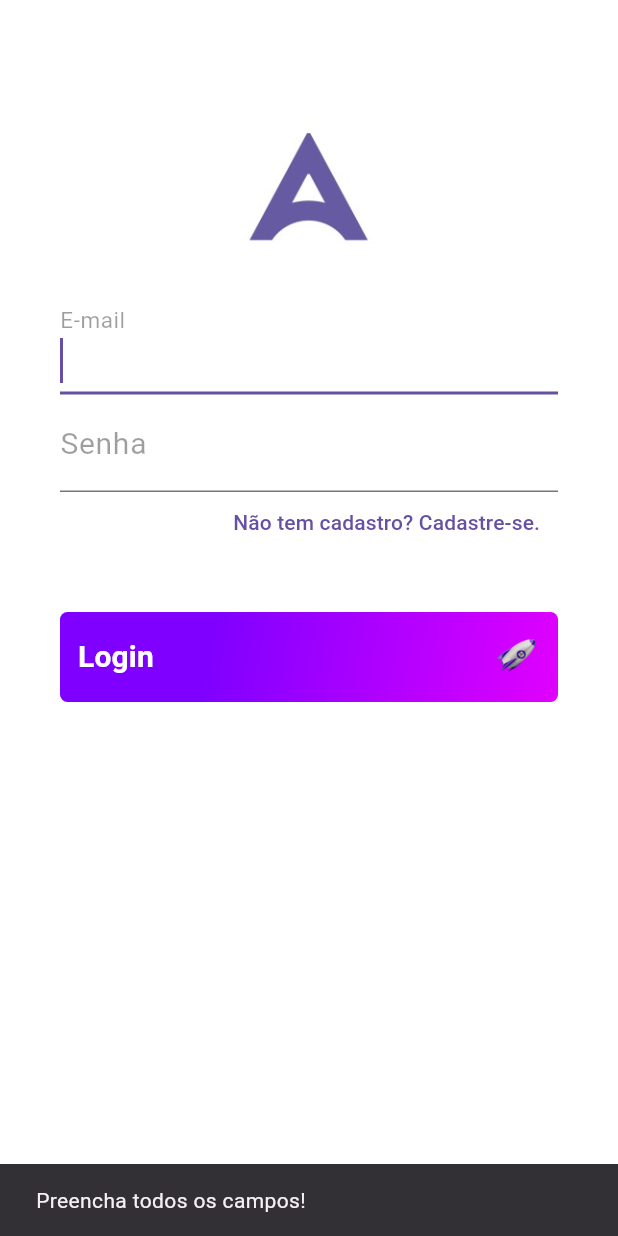
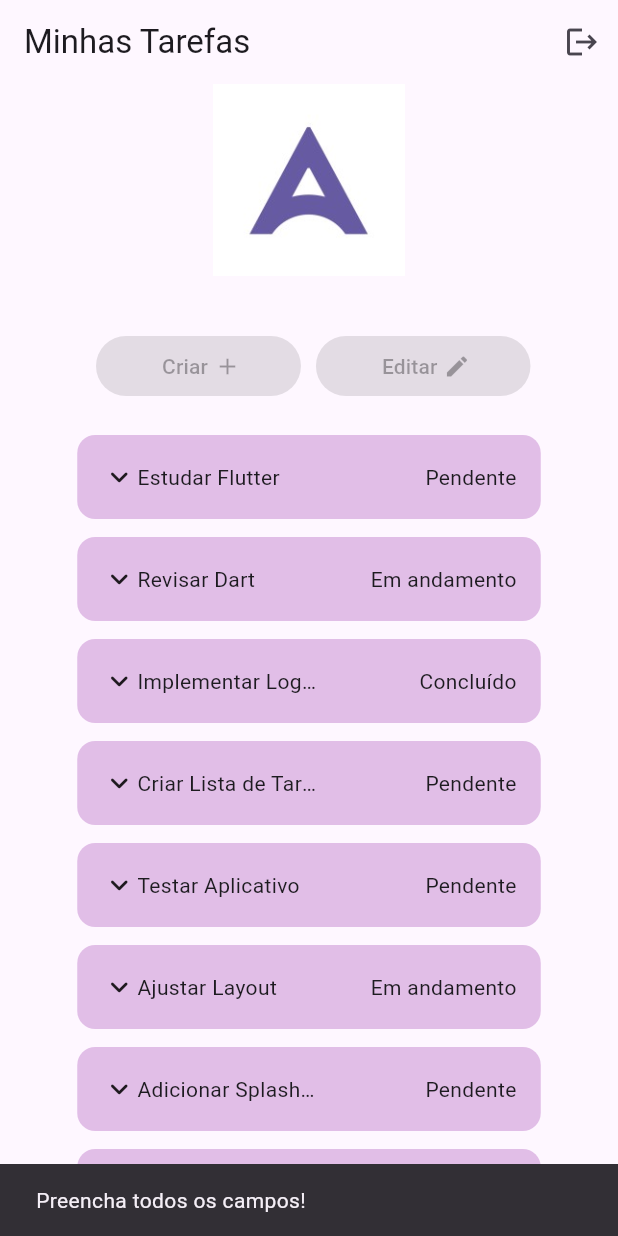
Before and after one commit to hitalloazevedo/bootcamp-atria-mobile, a Flutter app: the screen it shows after launch, after a tap on "Login", on a phone screen of 412 x 824 dp. Run offline on Flutter 3.47's test engine with Material 3 defaults, Android fonts, the phone set to English and light mode, and no system bars.

Commit message:
Começando tela inicial e alterando Login para redirecionar diretamente para a tela inicial para realizar testes

```diff
--- /dev/null
+++ b/lib/inicio.dart
@@ -0,0 +1,232 @@
+import 'package:flutter/material.dart';
+
+const List<Map<String, dynamic>> tarefas = [
+  {
+    "nome": "Estudar Flutter",
+    "dataCriacao": "2024-06-01",
+    "descricao": "Ler a documentação oficial do Flutter.",
+    "status": "Pendente",
+  },
+  {
+    "nome": "Revisar Dart",
+    "dataCriacao": "2024-06-02",
+    "descricao": "Praticar conceitos básicos e avançados de Dart.",
+    "status": "Em andamento",
+  },
+  {
+    "nome": "Implementar Login",
+    "dataCriacao": "2024-06-03",
+    "descricao": "Criar tela de login para o app.",
+    "status": "Concluído",
+  },
+  {
+    "nome": "Criar Lista de Tarefas",
+    "dataCriacao": "2024-06-04",
+    "descricao": "Desenvolver componente para exibir tarefas.",
+    "status": "Pendente",
+  },
+  {
+    "nome": "Testar Aplicativo",
+    "dataCriacao": "2024-06-05",
+    "descricao": "Executar testes unitários e de integração.",
+    "status": "Pendente",
+  },
+  {
+    "nome": "Ajustar Layout",
+    "dataCriacao": "2024-06-06",
+    "descricao": "Melhorar responsividade das telas.",
+    "status": "Em andamento",
+  },
+  {
+    "nome": "Adicionar Splash Screen",
+    "dataCriacao": "2024-06-07",
+    "descricao": "Criar tela inicial animada.",
+    "status": "Pendente",
+  },
+  {
+    "nome": "Configurar Navegação",
+    "dataCriacao": "2024-06-08",
+    "descricao": "Implementar rotas entre páginas.",
+    "status": "Concluído",
+  },
+  {
+    "nome": "Documentar Código",
+    "dataCriacao": "2024-06-09",
+    "descricao": "Adicionar comentários e documentação.",
+    "status": "Pendente",
+  },
+  {
+    "nome": "Publicar no GitHub",
+    "dataCriacao": "2024-06-10",
+    "descricao": "Subir projeto para repositório remoto.",
+    "status": "Pendente",
+  },
+];
+
+class InicioPage extends StatelessWidget {
+  @override
+  Widget build(BuildContext context) {
+    return Scaffold(
+      appBar: AppBar(
+        title: Text("Minhas Tarefas"),
+        actions: [
+          IconButton(
+            icon: Icon(Icons.logout),
+            onPressed: () {
+              // Adicione aqui a lógica de logout se necessário
+            },
+          ),
+        ],
+      ),
+      body: Center(
+        child: Column(
+          mainAxisAlignment: MainAxisAlignment.start,
+          children: [
+            SizedBox(
+              height: 128,
+              width: 128,
+              child: Image.asset('assets/atria.jpeg'),
+            ),
+            SizedBox(height: 20),
+            BotoesCriarEditar(),
+            ListaTarefas(),
+          ],
+        ),
+      ),
+    );
+  }
+}
+
+final Function criarTarefa = () {
+  print('Função criarTarefa chamada');
+};
+
+class BotoesCriarEditar extends StatelessWidget {
+  const BotoesCriarEditar({super.key});
+
+  @override
+  Widget build(BuildContext context) {
+    return SizedBox(
+      width: 300,
+      height: 80,
+      child: Row(
+        children: [
+          SizedBox(width: 8),
+          ElevatedButton(
+            onPressed: criarTarefa(),
+            child: const Row(
+              children: [
+                SizedBox(width: 20),
+                Text("Criar"),
+                SizedBox(width: 4),
+                Icon(Icons.add),
+                SizedBox(width: 16),
+              ],
+            ),
+          ),
+          SizedBox(width: 10),
+          ElevatedButton(
+            onPressed: criarTarefa(),
+            child: const Row(
+              children: [
+                SizedBox(width: 20),
+                Text("Editar"),
+                SizedBox(width: 4),
+                Icon(Icons.edit),
+                SizedBox(width: 16),
+              ],
+            ),
+          ),
+        ],
+      ),
+    );
+  }
+}
+
+class ListaTarefas extends StatelessWidget {
+  const ListaTarefas({super.key});
+
+  @override
+  Widget build(BuildContext context) {
+    return SizedBox(
+      height: 640, // Defina a altura conforme necessário
+      child: SingleChildScrollView(
+        child: Column(
+          children:
+              tarefas
+                  .map(
+                    (tarefa) => Tarefa(
+                      titulo: tarefa['nome'],
+                      descricao: tarefa['descricao'],
+                      dataCriacao: tarefa['dataCriacao'],
+                      estado: tarefa['status'],
+                    ),
+                  )
+                  .toList(),
+        ),
+      ),
+    );
+  }
+}
+
+class Tarefa extends StatefulWidget {
+  final String titulo;
+  final String descricao;
+  final String dataCriacao;
+  final String estado;
+
+  const Tarefa({
+    super.key,
+    required this.titulo,
+    required this.descricao,
+    required this.dataCriacao,
+    required this.estado,
+  });
+
+  @override
+  State<Tarefa> createState() => _TarefaState();
+}
+
+class _TarefaState extends State<Tarefa> {
+  @override
+  Widget build(BuildContext context) {
+    return Container(
+      padding: const EdgeInsets.symmetric(horizontal: 16, vertical: 8),
+      margin: const EdgeInsets.symmetric(vertical: 6),
+      decoration: BoxDecoration(
+        color: Colors.purple[100],
+        borderRadius: BorderRadius.circular(12),
+      ),
+      width: MediaQuery.of(context).size.width * 0.75,
+      height: 56,
+      child: Row(
+        mainAxisAlignment: MainAxisAlignment.spaceBetween,
+        children: [
+          Row(
+            children: [
+              Icon(Icons.keyboard_arrow_down_rounded),
+              SizedBox(
+                width: 120,
+                child: Text(
+                  widget.titulo,
+                  overflow: TextOverflow.ellipsis,
+                  maxLines: 1,
+                  textAlign: TextAlign.left,
+                ),
+              ),
+            ],
+          ),
+          SizedBox(
+            width: 100,
+            child: Text(
+              widget.estado,
+              overflow: TextOverflow.ellipsis,
+              maxLines: 1,
+              textAlign: TextAlign.right,
+            ),
+          ),
+        ],
+      ),
+    );
+  }
+}
--- a/lib/login.dart
+++ b/lib/login.dart
@@ -1,4 +1,5 @@
 import 'package:flutter/material.dart';
+import 'package:teste_flutter/inicio.dart';
 
 
 class registerPage extends StatelessWidget{
@@ -269,7 +270,14 @@ class _LoginPageState extends State<LoginPage> {
             ),
             child: SizedBox.expand(
               child: TextButton(
-                onPressed: verifyLogin,
+                onPressed: () {
+                verifyLogin();
+                Navigator.pushAndRemoveUntil(
+                  context,
+                  MaterialPageRoute(builder: (context) => InicioPage()),
+                  (Route<dynamic> route) => false,
+                );
+              },
               child: Row(
                 mainAxisAlignment: MainAxisAlignment.spaceBetween,
                 children: [
```
Lines whose indentation alone changed are shown as unchanged.
